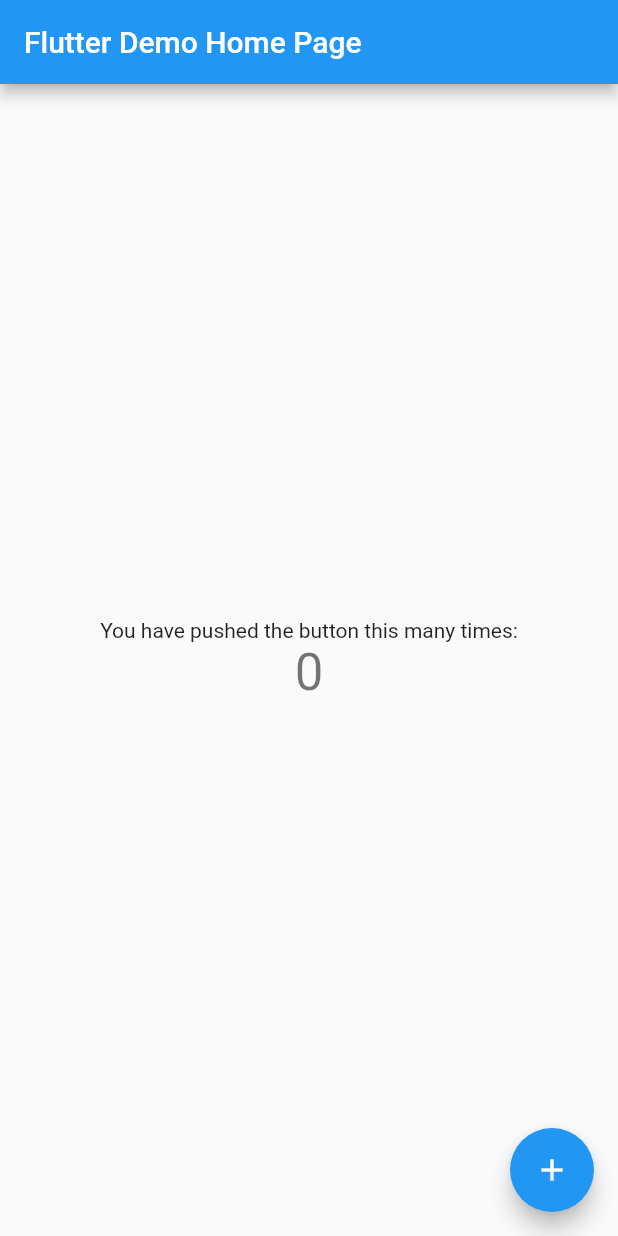
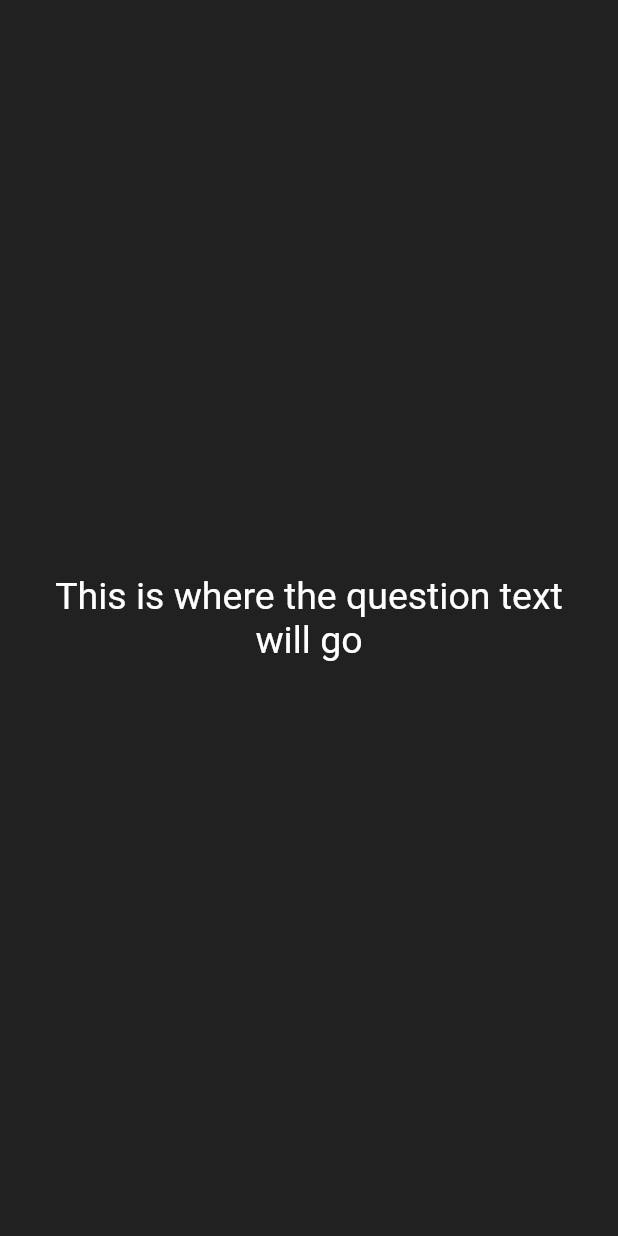
Before and after one commit to sohamb1390/quizzler-flutter, a Flutter app: the screen it shows after launch, on a phone screen of 412 x 824 dp. Run offline on Flutter 3.47's test engine with Material 2 defaults, Android fonts, the phone set to English and light mode, and no system bars.

Commit message:
Android App icons changed & main.dart file updated

```diff
--- a/quizzy_flutter/lib/main.dart
+++ b/quizzy_flutter/lib/main.dart
@@ -1,117 +1,52 @@
 import 'package:flutter/material.dart';
 
-void main() {
-  runApp(MyApp());
-}
+void main() => runApp(Quizzy());
 
-class MyApp extends StatelessWidget {
-  // This widget is the root of your application.
+class Quizzy extends StatelessWidget {
   @override
   Widget build(BuildContext context) {
     return MaterialApp(
-      title: 'Flutter Demo',
-      theme: ThemeData(
-        // This is the theme of your application.
-        //
-        // Try running your application with "flutter run". You'll see the
-        // application has a blue toolbar. Then, without quitting the app, try
-        // changing the primarySwatch below to Colors.green and then invoke
-        // "hot reload" (press "r" in the console where you ran "flutter run",
-        // or simply save your changes to "hot reload" in a Flutter IDE).
-        // Notice that the counter didn't reset back to zero; the application
-        // is not restarted.
-        primarySwatch: Colors.blue,
-        // This makes the visual density adapt to the platform that you run
-        // the app on. For desktop platforms, the controls will be smaller and
-        // closer together (more dense) than on mobile platforms.
-        visualDensity: VisualDensity.adaptivePlatformDensity,
+      home: Scaffold(
+        backgroundColor: Colors.grey.shade900,
+        body: SafeArea(
+          child: Padding(
+            padding: EdgeInsets.symmetric(horizontal: 10.0),
+            child: QuizPage(),
+          ),
+        ),
       ),
-      home: MyHomePage(title: 'Flutter Demo Home Page'),
     );
   }
 }
 
-class MyHomePage extends StatefulWidget {
-  MyHomePage({Key key, this.title}) : super(key: key);
-
-  // This widget is the home page of your application. It is stateful, meaning
-  // that it has a State object (defined below) that contains fields that affect
-  // how it looks.
-
-  // This class is the configuration for the state. It holds the values (in this
-  // case the title) provided by the parent (in this case the App widget) and
-  // used by the build method of the State. Fields in a Widget subclass are
-  // always marked "final".
-
-  final String title;
-
+class QuizPage extends StatefulWidget {
   @override
-  _MyHomePageState createState() => _MyHomePageState();
+  _QuizPageState createState() => _QuizPageState();
 }
 
-class _MyHomePageState extends State<MyHomePage> {
-  int _counter = 0;
-
-  void _incrementCounter() {
-    setState(() {
-      // This call to setState tells the Flutter framework that something has
-      // changed in this State, which causes it to rerun the build method below
-      // so that the display can reflect the updated values. If we changed
-      // _counter without calling setState(), then the build method would not be
-      // called again, and so nothing would appear to happen.
-      _counter++;
-    });
-  }
-
+class _QuizPageState extends State<QuizPage> {
   @override
   Widget build(BuildContext context) {
-    // This method is rerun every time setState is called, for instance as done
-    // by the _incrementCounter method above.
-    //
-    // The Flutter framework has been optimized to make rerunning build methods
-    // fast, so that you can just rebuild anything that needs updating rather
-    // than having to individually change instances of widgets.
-    return Scaffold(
-      appBar: AppBar(
-        // Here we take the value from the MyHomePage object that was created by
-        // the App.build method, and use it to set our appbar title.
-        title: Text(widget.title),
+    return Container(
+      child: Column(
+        children: <Widget>[
+          Expanded(
+            child: Padding(
+              padding: EdgeInsets.all(10.0),
+              child: Center(
+                child: Text(
+                  'This is where the question text will go',
+                  textAlign: TextAlign.center,
+                  style: TextStyle(
+                    color: Colors.white,
+                    fontSize: 25.0,
+                  ),
+                ),
+              ),
+            ),
+          )
+        ],
       ),
-      body: Center(
-        // Center is a layout widget. It takes a single child and positions it
-        // in the middle of the parent.
-        child: Column(
-          // Column is also a layout widget. It takes a list of children and
-          // arranges them vertically. By default, it sizes itself to fit its
-          // children horizontally, and tries to be as tall as its parent.
-          //
-          // Invoke "debug painting" (press "p" in the console, choose the
-          // "Toggle Debug Paint" action from the Flutter Inspector in Android
-          // Studio, or the "Toggle Debug Paint" command in Visual Studio Code)
-          // to see the wireframe for each widget.
-          //
-          // Column has various properties to control how it sizes itself and
-          // how it positions its children. Here we use mainAxisAlignment to
-          // center the children vertically; the main axis here is the vertical
-          // axis because Columns are vertical (the cross axis would be
-          // horizontal).
-          mainAxisAlignment: MainAxisAlignment.center,
-          children: <Widget>[
-            Text(
-              'You have pushed the button this many times:',
-            ),
-            Text(
-              '$_counter',
-              style: Theme.of(context).textTheme.headline4,
-            ),
-          ],
-        ),
-      ),
-      floatingActionButton: FloatingActionButton(
-        onPressed: _incrementCounter,
-        tooltip: 'Increment',
-        child: Icon(Icons.add),
-      ), // This trailing comma makes auto-formatting nicer for build methods.
     );
   }
 }
```
Also changed, not shown: 16 other files.
